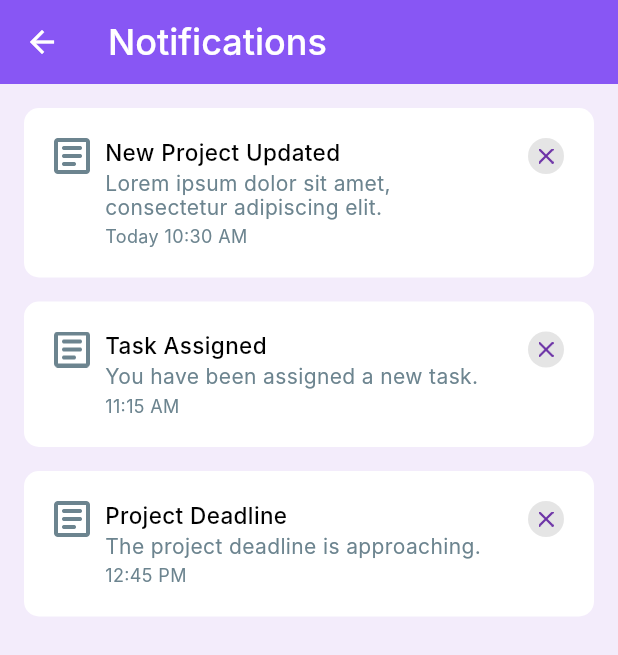
After one commit to SaicharanGattu02/skill, a Flutter app: the Notifications screen opened directly, on a phone screen of 412 x 824 dp. The commit adds this screen. Shown: the top 655 px of the screen. Run offline on Flutter 3.47's test engine with Material 3 defaults, Android fonts, the phone set to English and light mode, and no system bars; Roboto replaces fonts that are missing (Inter).

Commit message:
Commited By Charan 19-09-2024 At 6:42 PM

```diff
--- /dev/null
+++ b/lib/screens/Notifications.dart
@@ -0,0 +1,145 @@
+import 'package:flutter/cupertino.dart';
+import 'package:flutter/material.dart';
+
+class Notifications extends StatefulWidget {
+  const Notifications({super.key});
+
+  @override
+  State<Notifications> createState() => _NotificationsState();
+}
+
+class _NotificationsState extends State<Notifications> {
+
+  final List<Map<String, String>> notifications = [
+    {
+      'title': 'New Project Updated',
+      'description': 'Lorem ipsum dolor sit amet, consectetur adipiscing elit.',
+      'time': 'Today 10:30 AM',
+      'icon': 'assets/new.png',
+    },
+    {
+      'title': 'Task Assigned',
+      'description': 'You have been assigned a new task.',
+      'time': '11:15 AM',
+      'icon': 'assets/new.png',
+    },
+    {
+      'title': 'Project Deadline',
+      'description': 'The project deadline is approaching.',
+      'time': '12:45 PM',
+      'icon': 'assets/new.png',
+    },
+    // Add more items as needed
+  ];
+
+  @override
+  Widget build(BuildContext context) {
+    return Scaffold(
+      backgroundColor: const Color(0xffF3ECFB),
+      appBar: AppBar(
+        backgroundColor: const Color(0xff8856F4),
+        leading: Icon(
+          Icons.arrow_back,
+          color: Color(0xffffffff),
+        ),
+        title: Text(
+          "Notifications",
+          textAlign: TextAlign.left,
+          style: TextStyle(
+            fontFamily: 'Inter',
+            fontSize: 24.0,
+            color: Color(0xffffffff),
+            fontWeight: FontWeight.w500,
+            height: 29.05 / 24.0,
+          ),
+        ),
+      ),
+      body: Padding(
+        padding: EdgeInsets.all(16),
+        child: ListView.builder(
+          itemCount: notifications.length,
+          itemBuilder: (context, index) {
+            final notification = notifications[index];
+            return Container(
+              margin: EdgeInsets.only(bottom: 16),
+              padding: EdgeInsets.all(20),
+              decoration: BoxDecoration(
+                color: Color(0xffFFFFFF),
+                borderRadius: BorderRadius.circular(10),
+              ),
+              child: Row(
+                crossAxisAlignment: CrossAxisAlignment.start,
+                children: [
+                  Image.asset(
+                    notification['icon'] ?? "assets/new.png",
+                    width: 24,
+                    height: 24,
+                    fit: BoxFit.contain,
+                  ),
+                  SizedBox(width: 10),
+                  Expanded(
+                    child: Column(
+                      crossAxisAlignment: CrossAxisAlignment.start,
+                      children: [
+                        Text(
+                          notification['title'] ?? '',
+                          style: TextStyle(
+                            fontFamily: 'Inter',
+                            fontSize: 15,
+                            color: Color(0xff000000),
+                            fontWeight: FontWeight.w500,
+                            height: 18.15 / 15,
+                          ),
+                        ),
+                        SizedBox(height: 4),
+                        Text(
+                          notification['description'] ?? '',
+                          style: TextStyle(
+                            fontFamily: 'Inter',
+                            fontSize: 14,
+                            color: Color(0xff6C848F),
+                            fontWeight: FontWeight.w400,
+                            height: 16.09 / 14,
+                          ),
+                        ),
+                        SizedBox(height: 5),
+                        Text(
+                          notification['time'] ?? '',
+                          style: TextStyle(
+                            fontFamily: 'Inter',
+                            fontSize: 12,
+                            color: Color(0xff6C848F),
+                            fontWeight: FontWeight.w400,
+                            height: 14 / 12,
+                          ),
+                        ),
+                      ],
+                    ),
+                  ),
+                  SizedBox(width: 10),
+                  GestureDetector(
+                    onTap: () {
+                    },
+                    child: Container(
+                      padding: EdgeInsets.all(7),
+                      decoration: BoxDecoration(
+                        color: Color(0xffE5E5E5),
+                        shape: BoxShape.circle,
+                      ),
+                      child: Image.asset(
+                        "assets/cross.png",
+                        color: Color(0xff6A2FA5),
+                        width: 10,
+                        height: 10,
+                      ),
+                    ),
+                  ),
+                ],
+              ),
+            );
+          },
+        ),
+      ),
+    );
+  }
+}
--- a/lib/screens/dashboard.dart
+++ b/lib/screens/dashboard.dart
@@ -1,5 +1,7 @@
 import 'package:flutter/cupertino.dart';
 import 'package:flutter/material.dart';
+
+import 'Notifications.dart';
 
 class Dashboard extends StatefulWidget {
   Dashboard({super.key});
@@ -70,7 +72,7 @@ class _DashboardState extends State<Dashboard> {
         toolbarHeight: 48,
         backgroundColor: const Color(0xff8856F4),
         title: Padding(
-          padding: const EdgeInsets.only(left: 16, right: 16, bottom: 10),
+          padding: const EdgeInsets.only( bottom: 10),
           child: Row(
             children: [
               InkWell(
@@ -94,11 +96,15 @@ class _DashboardState extends State<Dashboard> {
               const Spacer(),
               Row(
                 children: [
-                  Image.asset(
-                    "assets/notify.png",
-                    width: 24,
-                    height: 24,
-                    fit: BoxFit.contain,
+                  InkWell(onTap: (){
+                    Navigator.push(context, MaterialPageRoute(builder: (context)=>Notifications()));
+                  },
+                    child: Image.asset(
+                      "assets/notify.png",
+                      width: 24,
+                      height: 24,
+                      fit: BoxFit.contain,
+                    ),
                   ),
                   const SizedBox(width: 20),
                   InkWell(
```
Also changed, not shown: assets/new.png (added), assets/success icon.png (added).
